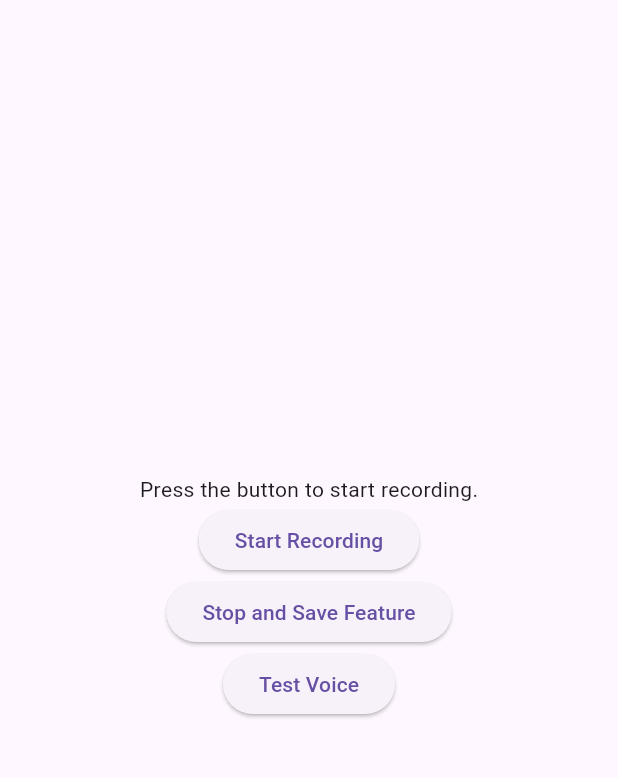
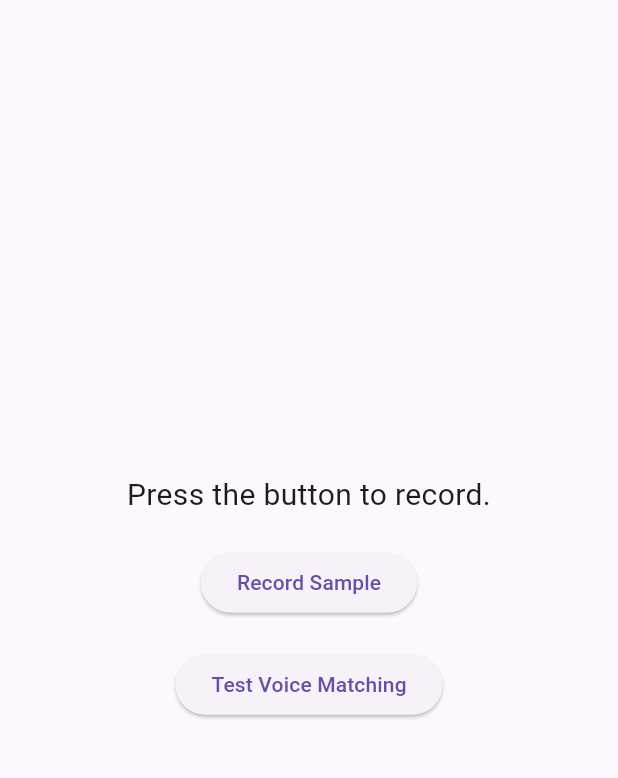
Before and after one commit to mooload/apk_sound, a Flutter app: the screen it shows after launch, on a phone screen of 412 x 824 dp, the part 63-841 px from its top. Run offline on Flutter 3.47's test engine with Material 3 defaults, Android fonts, the phone set to English and light mode, and no system bars; our stand-ins replace permission_handler; missing offline and left inert: fftea, flutter_sound.

Commit message:
update new

```diff
--- a/lib/main.dart
+++ b/lib/main.dart
@@ -1,44 +1,73 @@
 import 'package:flutter/material.dart';
 import 'audio_service.dart';
 import 'matching_service.dart';
+import 'package:permission_handler/permission_handler.dart';
 
-void main() => runApp(MyApp());
+void main() {
+  runApp(const MyApp());
+}
 
 class MyApp extends StatelessWidget {
+  const MyApp({Key? key}) : super(key: key);
+
   @override
   Widget build(BuildContext context) {
     return MaterialApp(
-      home: HomePage(),
+      title: 'Audio Matching',
+      theme: ThemeData(
+        primarySwatch: Colors.blue,
+      ),
+      home: const MyHomePage(),
     );
   }
 }
 
-class HomePage extends StatefulWidget {
+class MyHomePage extends StatefulWidget {
+  const MyHomePage({Key? key}) : super(key: key);
+
   @override
-  _AudioMatchingHomePageState createState() => _AudioMatchingHomePageState();
+  _MyHomePageState createState() => _MyHomePageState();
 }
 
-class _AudioMatchingHomePageState extends State<HomePage> {
+class _MyHomePageState extends State<MyHomePage> {
   final AudioService _audioService = AudioService();
   final MatchingService _matchingService = MatchingService();
+  String _statusMessage = "Press the button to record.";
 
-  String _statusMessage = "Press the button to start recording.";
+  Future<void> _requestPermissions() async {
+    var status = await Permission.microphone.status;
+    if (!status.isGranted) {
+      await Permission.microphone.request();
+    }
 
-  Future<void> _startRecording() async {
+    var storageStatus = await Permission.storage.status;
+    if (!storageStatus.isGranted) {
+      await Permission.storage.request();
+    }
+  }
+
+  Future<void> _recordSample() async {
+    await _requestPermissions();
     await _audioService.startRecording();
     setState(() {
-      _statusMessage = "Recording...";
+      _statusMessage = "Recording sample...";
     });
-  }
-
-  Future<void> _stopRecordingAndSaveFeature() async {
+    await Future.delayed(const Duration(seconds: 5)); // Simulate recording time
     await _audioService.stopRecordingAndSaveFeatures();
     setState(() {
-      _statusMessage = "Feature saved. Now you can test it.";
+      _statusMessage = "Sample recorded and features saved.";
     });
   }
 
   Future<void> _testMatching() async {
+    await _requestPermissions();
+    await _audioService.startRecording();
+    setState(() {
+      _statusMessage = "Recording test voice...";
+    });
+    await Future.delayed(const Duration(seconds: 5)); // Simulate recording time
+    await _audioService.stopRecordingAndSaveFeatures();
+
     bool isMatch = await _matchingService.testVoice(_audioService);
     setState(() {
       _statusMessage = isMatch
@@ -51,24 +80,26 @@ class _AudioMatchingHomePageState extends State<HomePage> {
   Widget build(BuildContext context) {
     return Scaffold(
       appBar: AppBar(
-        title: Text('Audio Matching App'),
+        title: const Text("Audio Matching App"),
       ),
       body: Center(
         child: Column(
           mainAxisAlignment: MainAxisAlignment.center,
           children: <Widget>[
-            Text(_statusMessage),
+            Text(
+              _statusMessage,
+              style: const TextStyle(fontSize: 20),
+              textAlign: TextAlign.center,
+            ),
+            const SizedBox(height: 20),
             ElevatedButton(
-              onPressed: _startRecording,
-              child: Text('Start Recording'),
+              onPressed: _recordSample,
+              child: const Text("Record Sample"),
             ),
-            ElevatedButton(
-              onPressed: _stopRecordingAndSaveFeature,
-              child: Text('Stop and Save Feature'),
-            ),
+            const SizedBox(height: 20),
             ElevatedButton(
               onPressed: _testMatching,
-              child: Text('Test Voice'),
+              child: const Text("Test Voice Matching"),
             ),
           ],
         ),
```
Also changed, not shown: lib/audio_service.dart (+58 -16 lines), lib/matching_service.dart (+7 -16 lines), pubspec.yaml (+6 -2 lines), pubspec.lock, 6 other files.
